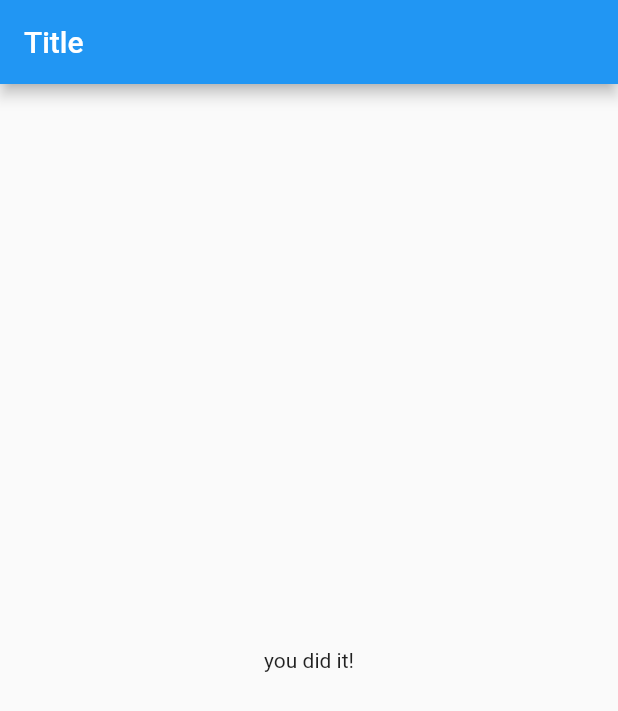
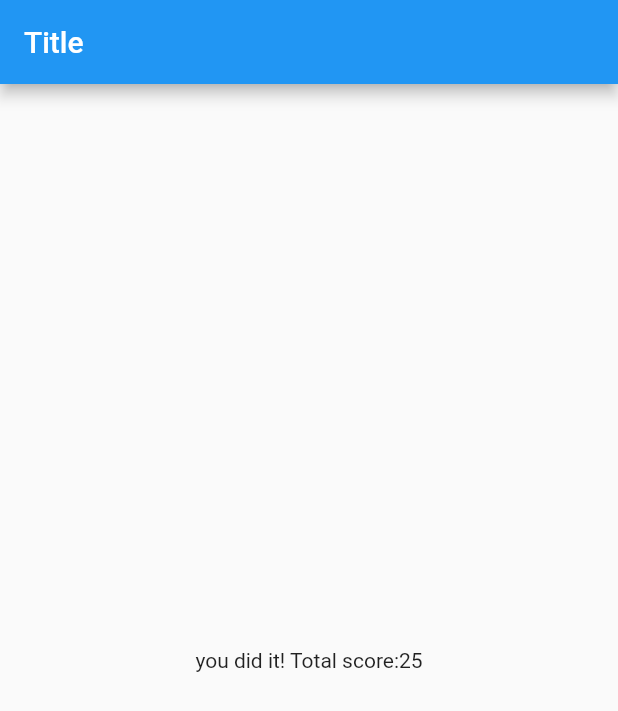
Before and after one commit to Dast1Woop/Flutter-Dart---The-Complete-Guide, a Flutter app: the screen it shows after launch, after a tap on "red", after a tap on "平凡的世界", on a phone screen of 412 x 824 dp. Shown: the top 711 px of the screen. Run offline on Flutter 3.47's test engine with Material 2 defaults, Android fonts, the phone set to English and light mode, and no system bars.

Commit message:
优化数据源格式，选择答案后自动积分，最后显示总分

```diff
--- a/flutter_complete_guide_fighting/lib/main.dart
+++ b/flutter_complete_guide_fighting/lib/main.dart
@@ -17,27 +17,38 @@ class MyApp extends StatefulWidget {
 }
 
 class _MyAppState extends State<MyApp> {
-  void _answerQuestion() {
-    print("answer question!!!");
+  void _answerQuestion(int score) {
     // if (_questionIndex + 1 < _questionsArr.length) {
     setState(() {
       _questionIndex += 1;
+      _totalScore += score;
     });
+    print("answer question!!! total score: $_totalScore");
     // }
   }
 
   final _questionsArr = [
     {
       "question": 'what\'s your favorite color?',
-      "answer": ["red", "green", "blue", "white"]
+      "answer": [
+        {"content": "red", "score": 5},
+        {"content": "green", "score": 3},
+        {"content": "blue", "score": 4},
+        {"content": "white", "score": 1}
+      ]
     },
     {
       "question": 'what\'s your favorite movie?',
-      "answer": ["活着", "平凡的世界", "阿甘正传"]
+      "answer": [
+        {"content": "活着", "score": 10},
+        {"content": "平凡的世界", "score": 20},
+        {"content": "阿甘正传", "score": 15}
+      ]
     },
   ];
 
   var _questionIndex = 0;
+  var _totalScore = 0;
 
   @override
   Widget build(BuildContext context) {
@@ -63,7 +74,7 @@ class _MyAppState extends State<MyApp> {
                       questionIndex: _questionIndex,
                       answerQuestion: _answerQuestion,
                     )
-                  : Result(),
+                  : Result(_totalScore),
         ),
       ),
     );
--- a/flutter_complete_guide_fighting/lib/quiz.dart
+++ b/flutter_complete_guide_fighting/lib/quiz.dart
@@ -10,7 +10,7 @@ class Quiz extends StatelessWidget {
   final List<Map<String, Object>> questionsArr;
 
   final int questionIndex;
-  final void Function() answerQuestion;
+  final void Function(int) answerQuestion;
 
   //Named parameters can't start with an underscore
   Quiz(
@@ -30,9 +30,10 @@ class Quiz extends StatelessWidget {
         // var _answerArr = questionsArr[questionIndex]["answer"] as List<String>
 
         ///...:数组解包出来单个元素；toList：数组map后的对象默认不是数组，需要转为数组
-        ...(questionsArr[questionIndex]["answer"] as List<String>)
-            .map((answer) {
-          return Answer(answerQuestion, answer);
+        ...(questionsArr[questionIndex]["answer"] as List<Map<String, Object>>)
+            .map((answerDic) {
+          return Answer(
+              () => answerQuestion(answerDic["score"]), answerDic["content"]);
         }).toList(),
       ],
     );
--- a/flutter_complete_guide_fighting/lib/result.dart
+++ b/flutter_complete_guide_fighting/lib/result.dart
@@ -2,11 +2,13 @@ import 'package:flutter/material.dart';
 
 class Result extends StatelessWidget {
   // const Rlt({ Key? key }) : super(key: key);
+  final score;
+  Result(this.score);
 
   @override
   Widget build(BuildContext context) {
     return Center(
-      child: Text("you did it!"),
+      child: Text("you did it! Total score:$score"),
     );
   }
 }
```
